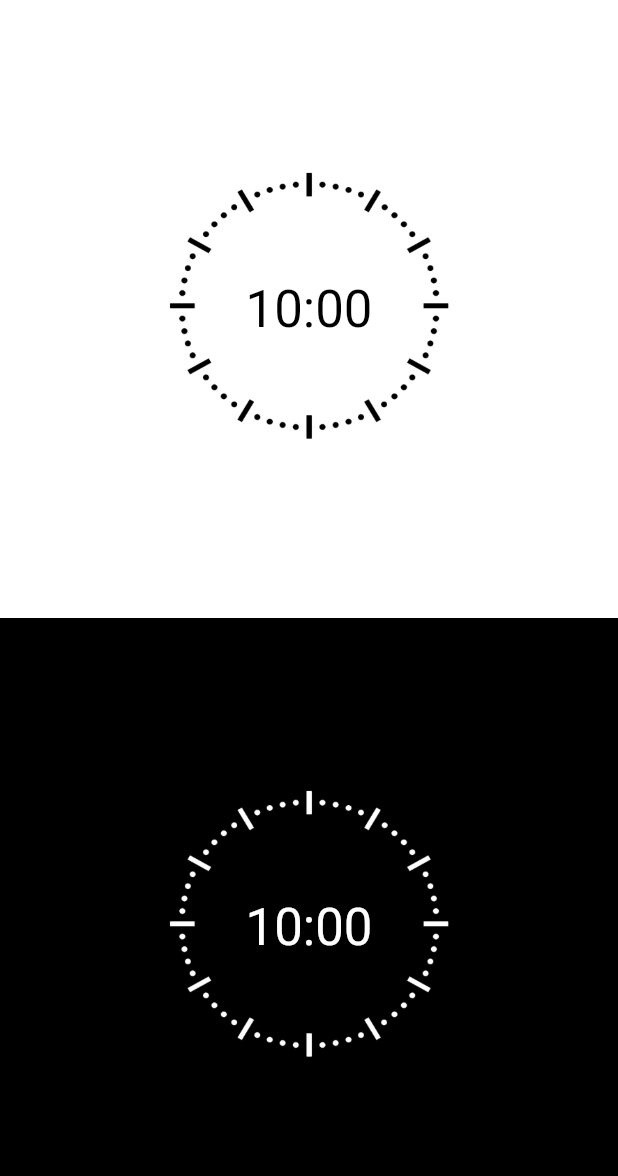
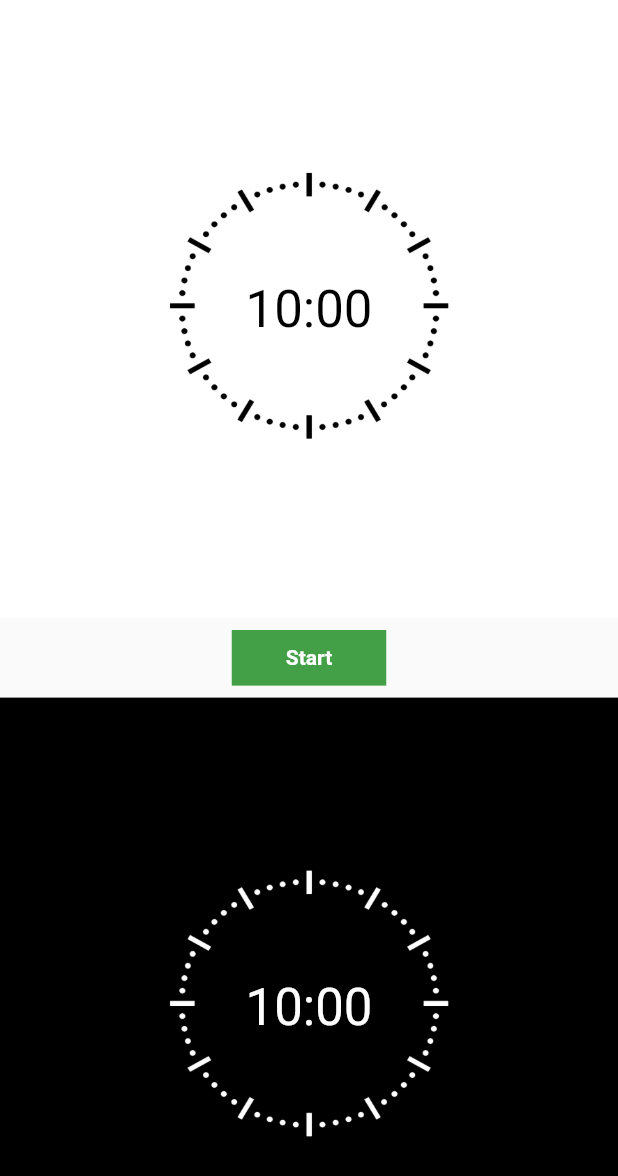
Before and after one commit to MFY2000/Chess-Clock-App, a Flutter app: the MyHomePage screen opened directly, on a phone screen of 412 x 824 dp. Shown: the top 1176 px of the screen. Run offline on Flutter 3.47's test engine with Material 2 defaults, Android fonts, the phone set to English and light mode, and no system bars; Roboto replaces fonts that are missing (Times New Roman).

Commit message:
MFY auto commit at 14/11/2021 09:25:01

```diff
--- a/lib/main.dart
+++ b/lib/main.dart
@@ -8,13 +8,9 @@ import 'package:chesss_watch/Model/Chess.dart';
 import 'package:chesss_watch/Screen/StartInfroScreen.dart';
 import 'package:flutter/material.dart';
 
-
 void main() {
   runApp(MyApp());
 }
-
-
-
 
 class MyApp extends StatelessWidget {
   const MyApp({Key? key}) : super(key: key);
@@ -23,80 +19,109 @@ class MyApp extends StatelessWidget {
   @override
   Widget build(BuildContext context) {
     return MaterialApp(
-      title: 'Chess Watch',
-
-      home: StartScreen(),
+      debugShowCheckedModeBanner: false,
+      home: MyHomePage(),
     );
   }
 }
 
-
-
 class MyHomePage extends StatefulWidget {
   MyHomePage({Key? key}) : super(key: key);
-
 
   @override
   _MyHomePageState createState() => _MyHomePageState();
 }
 
-class _MyHomePageState extends State<MyHomePage>{
+class _MyHomePageState extends State<MyHomePage> {
+  late int start;
+  late bool startButton;
 
-  late int start;
   late List<ChessPlayer> lst;
-  TimerStyle _timerStyle = TimerStyle.ring;
-  TimerProgressTextCountDirection _progressTextCountDirection = TimerProgressTextCountDirection.count_down;
-
+  final TimerStyle _timerStyle = TimerStyle.ring;
+  TimerProgressTextCountDirection _progressTextCountDirection =
+      TimerProgressTextCountDirection.count_down;
+  late double height, width;
 
   @override
   void initState() {
     // initialize timercontroller
     lst = ChessBoard;
+    startButton = true;
     start = 2;
     super.initState();
   }
 
   @override
   Widget build(BuildContext context) {
+    height = MediaQuery.of(context).size.height;
+    width = MediaQuery.of(context).size.width;
+
     return Scaffold(
-
       body: Column(
         children: <Widget>[
           ClockCard(
             chessSide: ChessBoard[1],
-            start: start == 1 ,
-            timerStyle: _timerStyle,
-            onTapClock: onTapStart,
-            progressTextCountDirection: _progressTextCountDirection,
-          ),
-
-          ClockCard(
-            chessSide: ChessBoard[0],
             start: start == 0,
             timerStyle: _timerStyle,
             onTapClock: onTapStart,
             progressTextCountDirection: _progressTextCountDirection,
           ),
 
+          TextButton(
+            onPressed: toChangeState,
+            // autofocus: false,
+            child: Container(
+              color: startButton ? Colors.green[600] : Colors.red,
 
-
-
-          ],
+              height: (height * 0.045),
+              width: (width * 0.25),
+              alignment: Alignment.center,
+              child: Text(
+                startButton ? 'Start' : "Stop",
+                style: TextStyle(
+                  fontFamily: 'Times New Roman',
+                  color: Color(0xffffffff),
+                  fontWeight: FontWeight.bold,
+                ),
+              ),
+            ),
+          ),
+          ClockCard(
+            chessSide: ChessBoard[0],
+            start: start == 1,
+            timerStyle: _timerStyle,
+            onTapClock: onTapStart,
+            progressTextCountDirection: _progressTextCountDirection,
+          ),
+        ],
       ),
     );
   }
 
-  void onTapStart(){
+  void onTapStart() {
     setState(() {
-      start = start == 0 ? 1: 0;
+      start = start == 0 ? 1 : 0;
     });
   }
 
+  void toChangeState() {
+    setState(() {
+      startButton = !startButton;
+    });
+
+    if(!startButton){
+      setState(() {
+        start = 2;
+      });
+    }else{
+      onTapStart();
+    }
+
+  }
 
   void _setCountDirection(TimerProgressTextCountDirection countDirection) {
     setState(() {
       _progressTextCountDirection = countDirection;
     });
   }
-
 }
```
